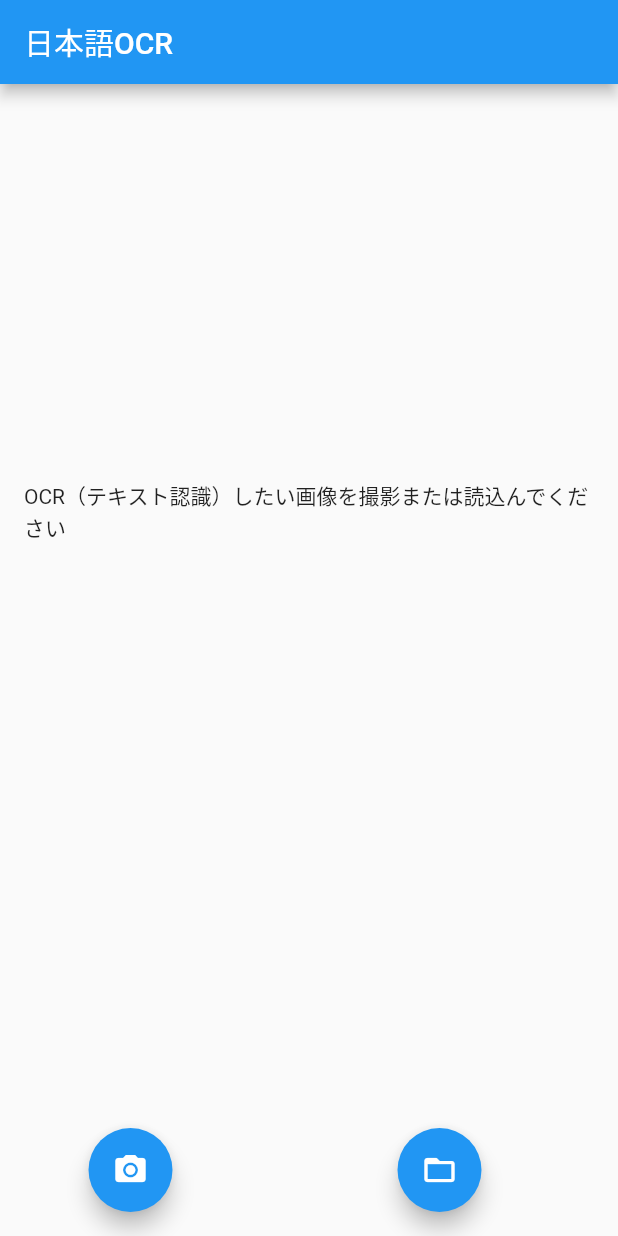
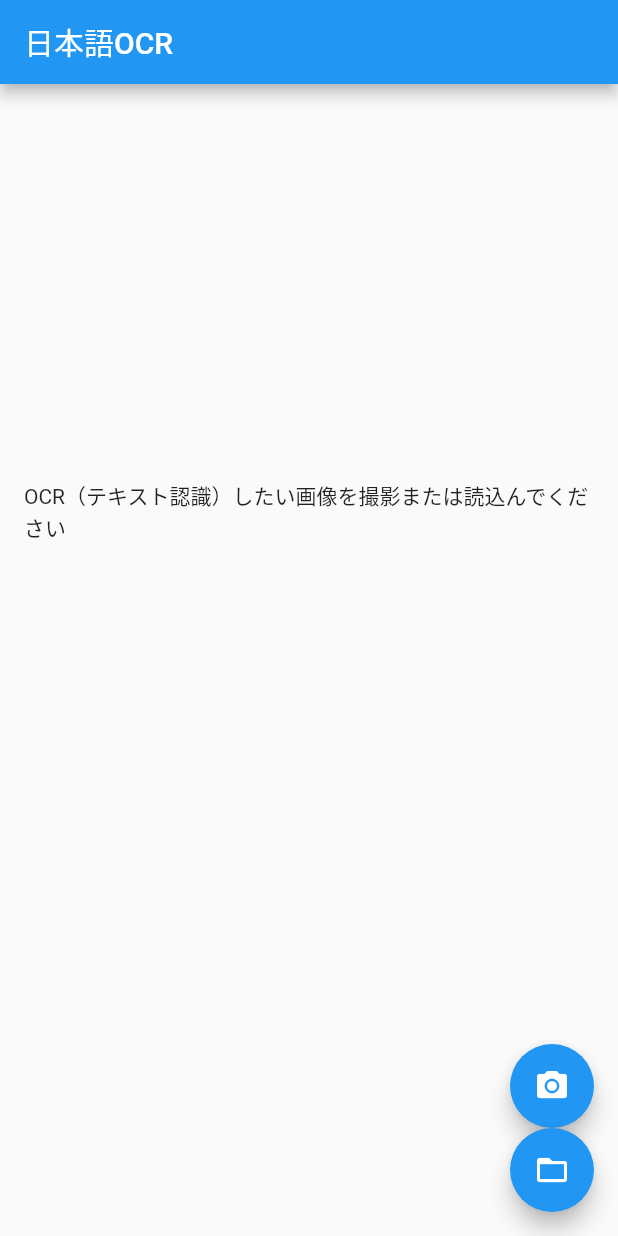
Before and after one commit to Y-h57/flutter01, a Flutter app: the MyHomePage screen opened directly, on a phone screen of 412 x 824 dp. Run offline on Flutter 3.47's test engine with Material 2 defaults, Android fonts, the phone set to English and light mode, and no system bars; our stand-ins replace cloud_firestore, cloud_functions, firebase_auth, firebase_core, image_picker; accounts and stored records are empty; network calls fail; statements that could not run were skipped.

Commit message:
OCR画面のカメラとフォルダボタンの配置変更

```diff
--- a/lib/main.dart
+++ b/lib/main.dart
@@ -517,8 +517,8 @@ class _MyHomePageState extends State<MyHomePage> {
           ),
         ),
       ),
-      floatingActionButton: Row(
-        mainAxisAlignment: MainAxisAlignment.spaceAround,
+      floatingActionButton: Column(
+        mainAxisAlignment: MainAxisAlignment.end,
         children: [
           // カメラ起動ボタン
           FloatingActionButton(
```
